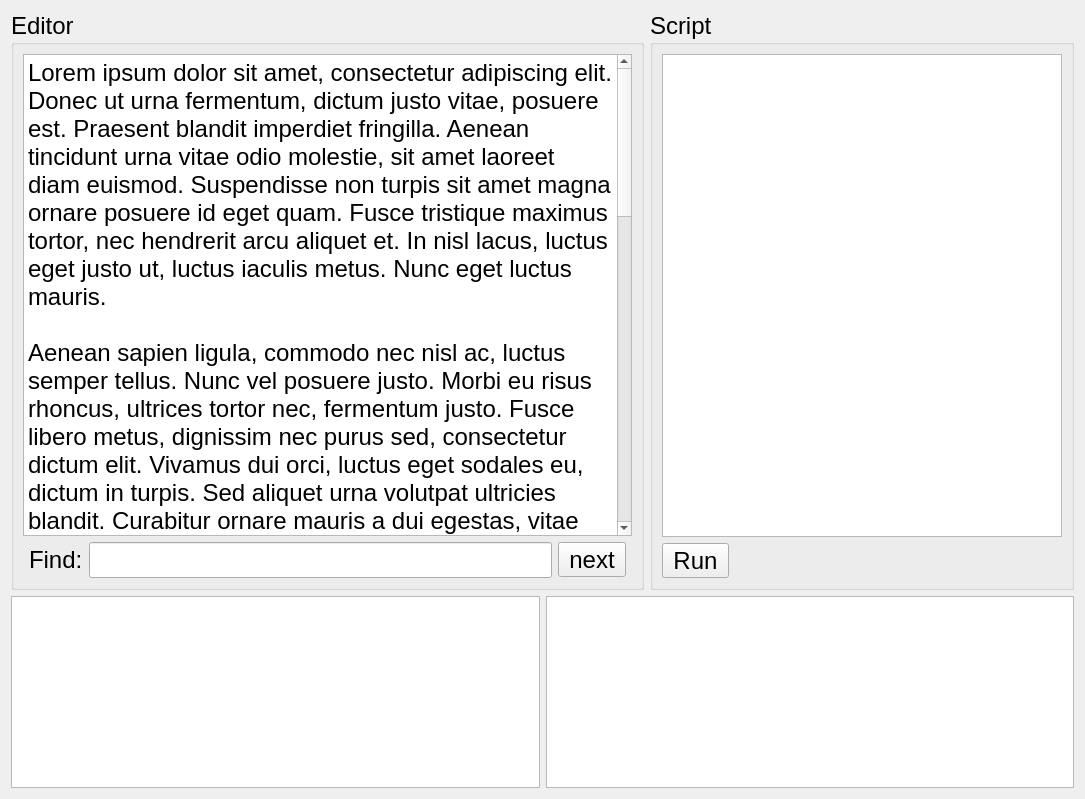
Above: src/widget.ui from KDABLabs/qtws23-script-automation before the change. Below: the same form after it.
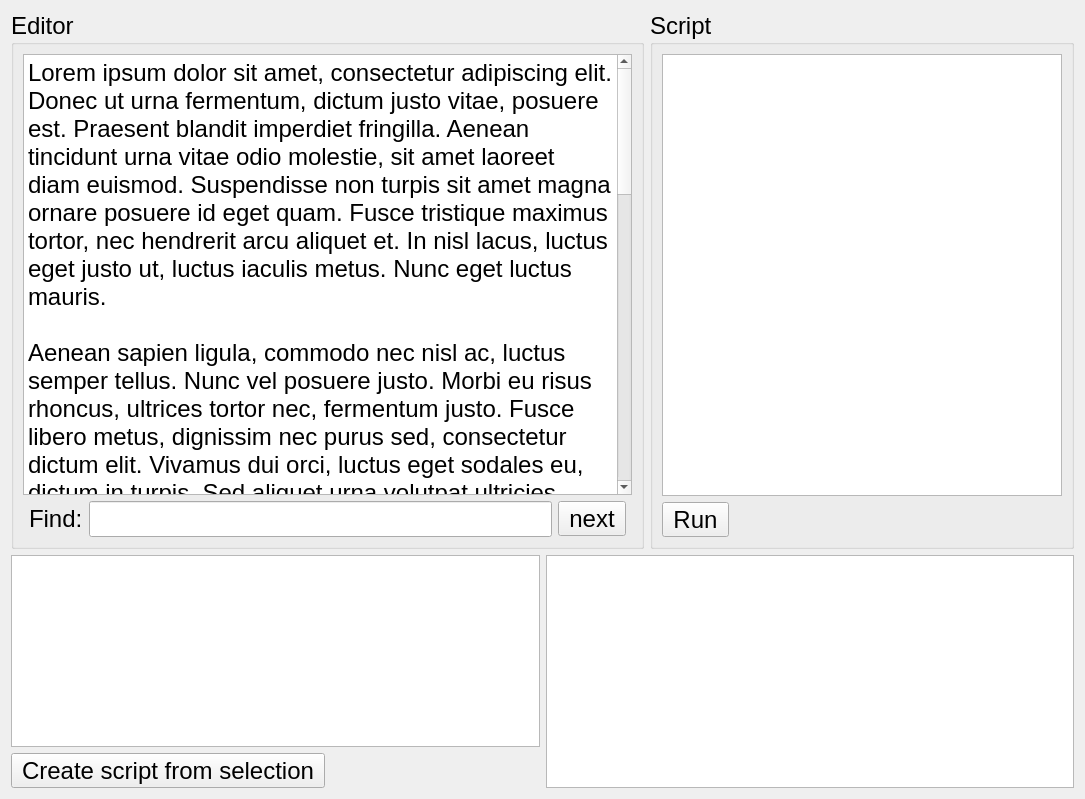
That is the form after the change.

Commit message: Add script creation

```diff
--- a/src/widget.ui
+++ b/src/widget.ui
@@ -18,7 +18,7 @@
   <property name="windowTitle">
    <string>QtWS 2023</string>
   </property>
-  <layout class="QGridLayout" name="gridLayout_3">
+  <layout class="QGridLayout" name="gridLayout_4">
    <item row="0" column="0">
     <widget class="QGroupBox" name="groupBox">
      <property name="sizePolicy">
@@ -117,8 +117,8 @@
     </widget>
    </item>
    <item row="1" column="0" colspan="2">
-    <layout class="QHBoxLayout" name="horizontalLayout_2">
-     <item>
+    <layout class="QGridLayout" name="gridLayout_3">
+     <item row="0" column="0">
       <widget class="QTreeView" name="historyView">
        <property name="sizePolicy">
         <sizepolicy hsizetype="Expanding" vsizetype="Minimum">
@@ -140,7 +140,7 @@
        </property>
       </widget>
      </item>
-     <item>
+     <item row="0" column="1" rowspan="2">
       <widget class="QPlainTextEdit" name="debugView">
        <property name="sizePolicy">
         <sizepolicy hsizetype="Expanding" vsizetype="Minimum">
@@ -153,6 +153,13 @@
        </property>
       </widget>
      </item>
+     <item row="1" column="0">
+      <widget class="QToolButton" name="createButton">
+       <property name="text">
+        <string>Create script from selection</string>
+       </property>
+      </widget>
+     </item>
     </layout>
    </item>
   </layout>
```
The commit also changes 3 other files.
